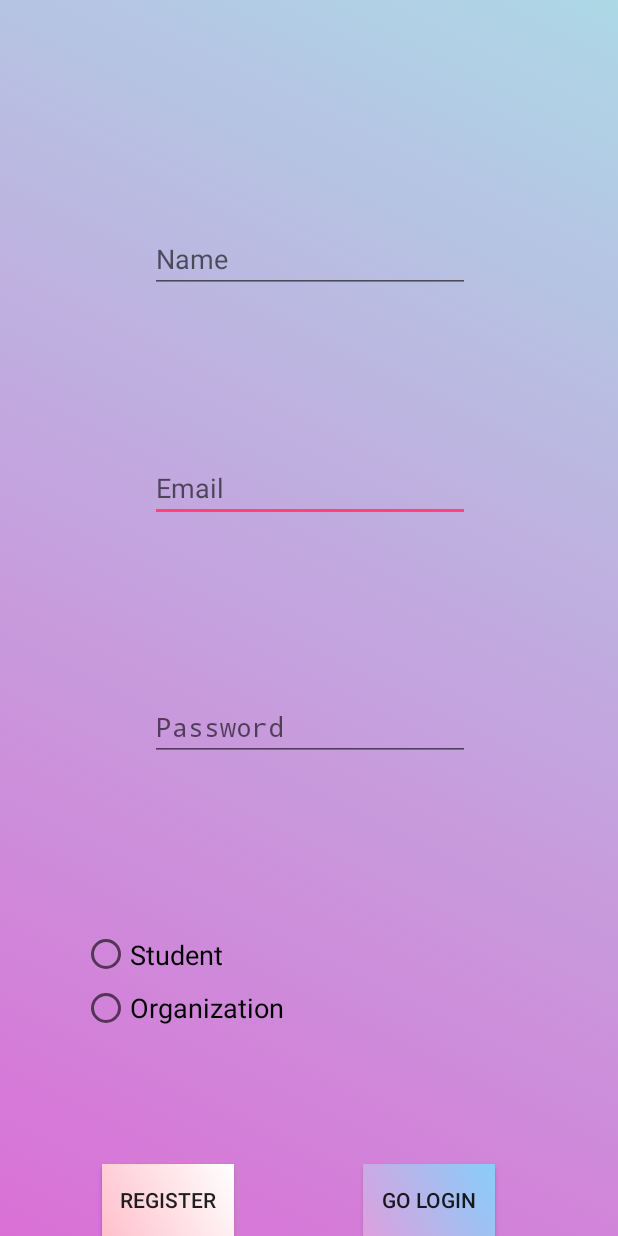
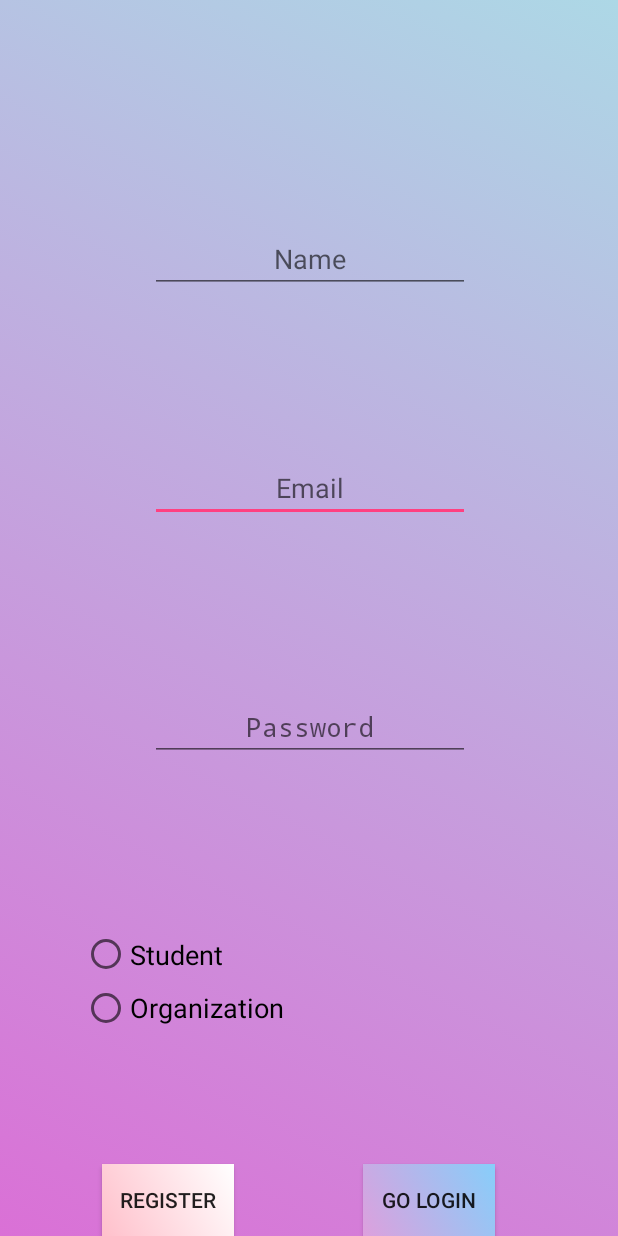
Before and after one commit to yyuumd/LocalCommunityServices, an Android app: the Register screen opened directly, with no data from a screen before it, on a phone screen of 412 x 824 dp. Run offline under Robolectric (Android 15) with nearby library versions, the phone set to English and light mode, and no system bars; our stand-ins replace Firebase (no records; nobody signed in at launch, a user with empty details on screens opened directly).

Commit message:
center layout hints on login and register

```diff
--- a/app/src/main/java/c/group24/localcommunityservices/StudentMainActivity.java
+++ b/app/src/main/java/c/group24/localcommunityservices/StudentMainActivity.java
@@ -38,7 +38,7 @@ public class StudentMainActivity extends AppCompatActivity
         navigationView.setNavigationItemSelectedListener(this);
 
         //Instantiate the opportunity fragment
-        fragment = new OpportunityFragment();
+        //fragment = new OpportunityFragment();
         getSupportFragmentManager().beginTransaction().add(R.id.container, fragment).commit();
 
 
@@ -106,7 +106,7 @@ public class StudentMainActivity extends AppCompatActivity
 
 
         } else if(id == R.id.nav_futureevents) {
-            fragment = new OpportunityFragment();
+            //fragment = new OpportunityFragment();
             getSupportFragmentManager().beginTransaction().replace(R.id.container, fragment).commit();
         }
 
--- a/app/src/main/res/layout/login_process.xml
+++ b/app/src/main/res/layout/login_process.xml
@@ -15,6 +15,7 @@
         android:ems="10"
         android:hint="@string/pwd"
         android:inputType="textPassword"
+        android:gravity="center_horizontal"
         app:layout_constraintEnd_toEndOf="parent"
         app:layout_constraintStart_toStartOf="parent"
         app:layout_constraintTop_toBottomOf="@+id/logEmail" />
@@ -27,6 +28,7 @@
         android:ems="10"
         android:hint="@string/email"
         android:inputType="textEmailAddress"
+        android:gravity="center_horizontal"
         app:layout_constraintEnd_toEndOf="parent"
         app:layout_constraintHorizontal_bias="0.502"
         app:layout_constraintStart_toStartOf="parent"
--- a/app/src/main/res/layout/register_process.xml
+++ b/app/src/main/res/layout/register_process.xml
@@ -14,6 +14,7 @@
         android:layout_marginBottom="24dp"
         android:ems="10"
         android:hint="@string/email"
+        android:gravity="center_horizontal"
         android:inputType="textEmailAddress"
         app:layout_constraintBottom_toTopOf="@+id/regPass"
         app:layout_constraintEnd_toEndOf="parent"
@@ -30,6 +31,7 @@
         android:ems="10"
         android:hint="@string/pwd"
         android:inputType="textPassword"
+        android:gravity="center_horizontal"
         app:layout_constraintBottom_toTopOf="@+id/studentOrg"
         app:layout_constraintEnd_toEndOf="parent"
         app:layout_constraintHorizontal_bias="0.502"
@@ -45,6 +47,7 @@
         android:ems="10"
         android:hint="@string/name"
         android:inputType="textPersonName"
+        android:gravity="center_horizontal"
         app:layout_constraintBottom_toTopOf="@+id/regEmail"
         app:layout_constraintEnd_toEndOf="parent"
         app:layout_constraintHorizontal_bias="0.502"
```
